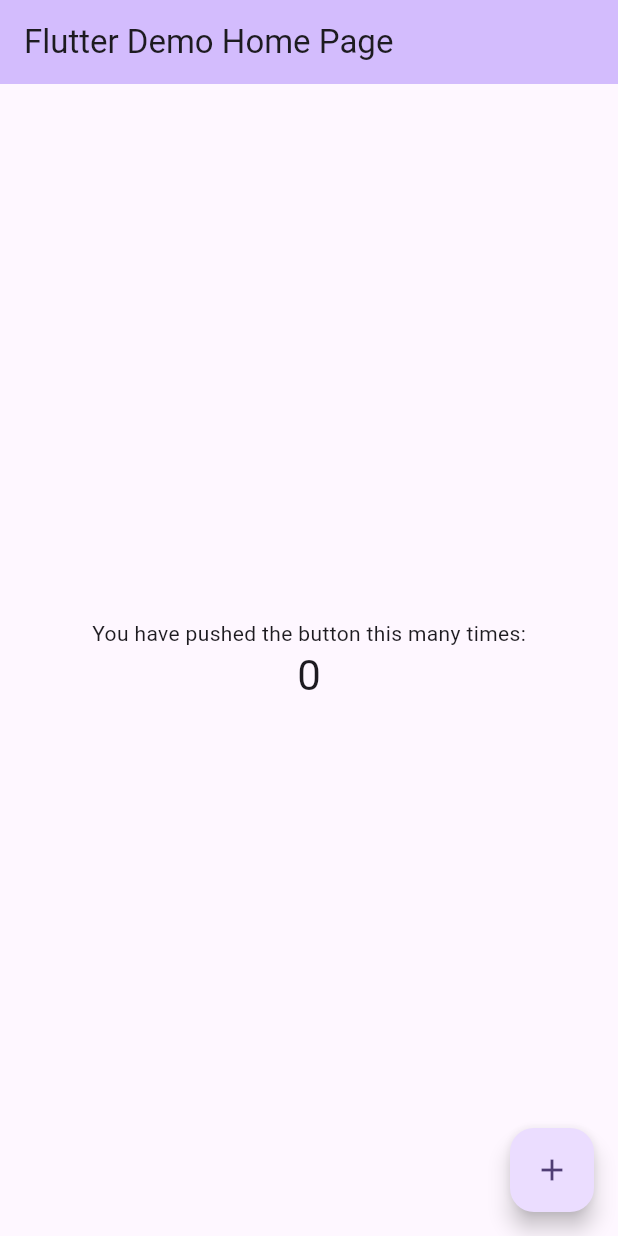
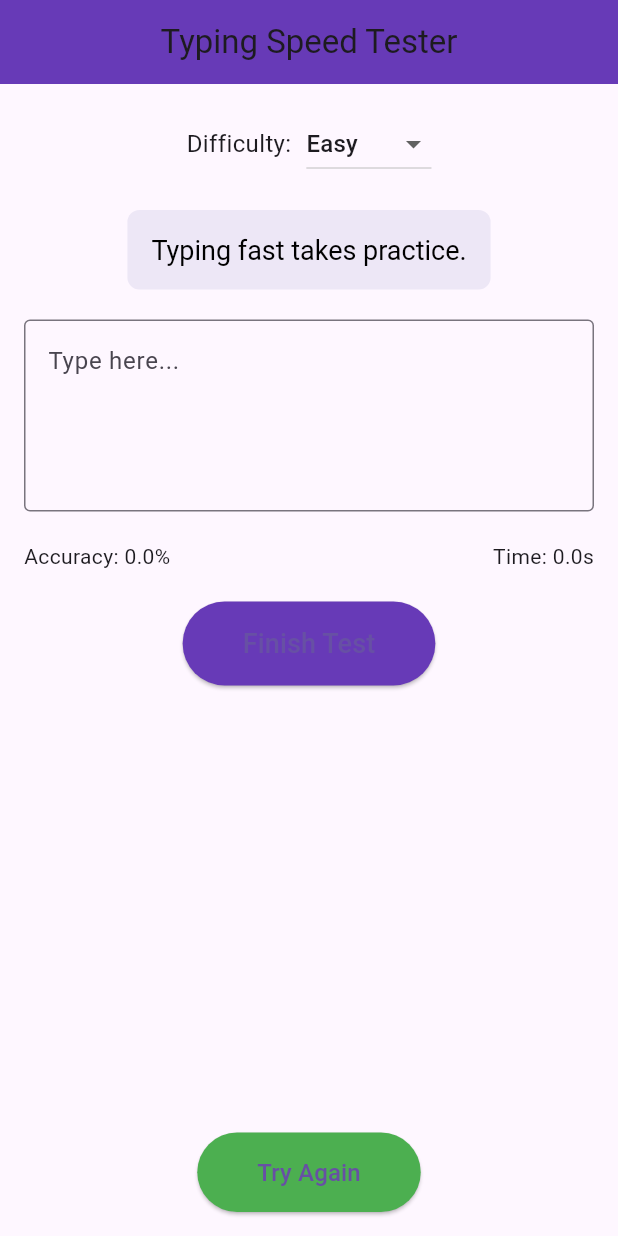
Before and after one commit to Ahmad-Elhajj-04/keyboard_typing_speed, a Flutter app: the screen it shows after launch, on a phone screen of 412 x 824 dp. Run offline on Flutter 3.47's test engine with Material 3 defaults, Android fonts, the phone set to English and light mode, and no system bars.

Commit message:
edit in widget

```diff
--- a/lib/main.dart
+++ b/lib/main.dart
@@ -1,122 +1,316 @@
+import 'dart:async';
+import 'dart:math';
 import 'package:flutter/material.dart';
 
 void main() {
-  runApp(const MyApp());
+  runApp(const TypingSpeedApp());
 }
 
-class MyApp extends StatelessWidget {
-  const MyApp({super.key});
+class TypingSpeedApp extends StatelessWidget {
+  const TypingSpeedApp({super.key});
 
-  // This widget is the root of your application.
   @override
   Widget build(BuildContext context) {
     return MaterialApp(
-      title: 'Flutter Demo',
-      theme: ThemeData(
-        // This is the theme of your application.
-        //
-        // TRY THIS: Try running your application with "flutter run". You'll see
-        // the application has a purple toolbar. Then, without quitting the app,
-        // try changing the seedColor in the colorScheme below to Colors.green
-        // and then invoke "hot reload" (save your changes or press the "hot
-        // reload" button in a Flutter-supported IDE, or press "r" if you used
-        // the command line to start the app).
-        //
-        // Notice that the counter didn't reset back to zero; the application
-        // state is not lost during the reload. To reset the state, use hot
-        // restart instead.
-        //
-        // This works for code too, not just values: Most code changes can be
-        // tested with just a hot reload.
-        colorScheme: ColorScheme.fromSeed(seedColor: Colors.deepPurple),
-      ),
-      home: const MyHomePage(title: 'Flutter Demo Home Page'),
+      debugShowCheckedModeBanner: false,
+      home: TypingTestPage(),
     );
   }
 }
 
-class MyHomePage extends StatefulWidget {
-  const MyHomePage({super.key, required this.title});
+class TypingTestPage extends StatefulWidget {
+  @override
+  State<TypingTestPage> createState() => _TypingTestPageState();
+}
 
-  // This widget is the home page of your application. It is stateful, meaning
-  // that it has a State object (defined below) that contains fields that affect
-  // how it looks.
+class _TypingTestPageState extends State<TypingTestPage> {
+  // Difficulty levels
+  String difficulty = "Easy";
 
-  // This class is the configuration for the state. It holds the values (in this
-  // case the title) provided by the parent (in this case the App widget) and
-  // used by the build method of the State. Fields in a Widget subclass are
-  // always marked "final".
+  final List<String> easySentences = [
+    "Flutter makes apps easy.",
+    "Typing fast takes practice.",
+    "The fox jumps high.",
+  ];
 
-  final String title;
+  final List<String> mediumSentences = [
+    "Programming becomes easier the more you practice it.",
+    "Accuracy is more important than raw speed in typing tests.",
+    "Flutter is a powerful toolkit for mobile development.",
+  ];
+
+  final List<String> hardSentences = [
+    "Consistency and dedication are the foundations of true mastery.",
+    "Typing complex sentences with punctuation requires focus and skill.",
+    "Developers who practice regularly write cleaner and more efficient code.",
+  ];
+
+  late String currentSentence;
+  final TextEditingController controller = TextEditingController();
+
+  Stopwatch stopwatch = Stopwatch();
+  Timer? timer;
+
+  double elapsedSeconds = 0.0;
+  double wpm = 0.0;
+  double accuracy = 0.0;
+  bool showResults = false;
+  String countdownText = "";
 
   @override
-  State<MyHomePage> createState() => _MyHomePageState();
-}
+  void initState() {
+    super.initState();
+    generateNewSentence();
+  }
 
-class _MyHomePageState extends State<MyHomePage> {
-  int _counter = 0;
+  // Pick a random sentence based on difficulty
+  void generateNewSentence() {
+    final random = Random();
 
-  void _incrementCounter() {
+    List<String> selectedList;
+    if (difficulty == "Easy") {
+      selectedList = easySentences;
+    } else if (difficulty == "Medium") {
+      selectedList = mediumSentences;
+    } else {
+      selectedList = hardSentences;
+    }
+
+    currentSentence = selectedList[random.nextInt(selectedList.length)];
+
+    controller.clear();
+    stopwatch.reset();
+    elapsedSeconds = 0.0;
+    wpm = 0;
+    accuracy = 0;
+    showResults = false;
+    countdownText = "";
+
+    setState(() {});
+  }
+
+  // Countdown before typing starts
+  Future<void> startCountdown() async {
+    countdownText = "3";
+    setState(() {});
+    await Future.delayed(const Duration(seconds: 1));
+
+    countdownText = "2";
+    setState(() {});
+    await Future.delayed(const Duration(seconds: 1));
+
+    countdownText = "1";
+    setState(() {});
+    await Future.delayed(const Duration(seconds: 1));
+
+    countdownText = "Go!";
+    setState(() {});
+    await Future.delayed(const Duration(milliseconds: 400));
+
+    countdownText = "";
+    startTimer();
+  }
+
+  void startTimer() {
+    if (!stopwatch.isRunning) {
+      stopwatch.start();
+
+      timer = Timer.periodic(const Duration(milliseconds: 100), (timer) {
+        setState(() {
+          elapsedSeconds = stopwatch.elapsedMilliseconds / 1000;
+
+          // Update accuracy live
+          calculateLiveAccuracy();
+        });
+      });
+    }
+  }
+
+  // Live accuracy calculation as user types
+  void calculateLiveAccuracy() {
+    final typed = controller.text;
+    int correctChars = 0;
+
+    for (int i = 0; i < min(typed.length, currentSentence.length); i++) {
+      if (typed[i] == currentSentence[i]) correctChars++;
+    }
+
+    accuracy = (correctChars / currentSentence.length) * 100;
+  }
+
+  // Finish test automatically when full sentence typed
+  void checkAutoFinish() {
+    if (controller.text.trim() == currentSentence.trim()) {
+      finishTest();
+    }
+  }
+
+  void finishTest() {
+    stopwatch.stop();
+    timer?.cancel();
+
+    final typed = controller.text.trim();
+    final words = typed.split(" ").where((w) => w.isNotEmpty).length;
+    final minutes = elapsedSeconds / 60;
+
+    if (minutes > 0) {
+      wpm = words / minutes;
+    }
+
+    calculateLiveAccuracy();
+
     setState(() {
-      // This call to setState tells the Flutter framework that something has
-      // changed in this State, which causes it to rerun the build method below
-      // so that the display can reflect the updated values. If we changed
-      // _counter without calling setState(), then the build method would not be
-      // called again, and so nothing would appear to happen.
-      _counter++;
+      showResults = true;
     });
+  }
+
+  // Highlight incorrect characters
+  Widget buildHighlightedSentence() {
+    List<TextSpan> spans = [];
+
+    String typed = controller.text;
+
+    for (int i = 0; i < currentSentence.length; i++) {
+      Color color;
+
+      if (i < typed.length) {
+        if (typed[i] == currentSentence[i])
+          color = Colors.green;
+        else
+          color = Colors.red;
+      } else {
+        color = Colors.black;
+      }
+
+      spans.add(TextSpan(
+        text: currentSentence[i],
+        style: TextStyle(fontSize: 18, color: color),
+      ));
+    }
+
+    return RichText(text: TextSpan(children: spans));
   }
 
   @override
   Widget build(BuildContext context) {
-    // This method is rerun every time setState is called, for instance as done
-    // by the _incrementCounter method above.
-    //
-    // The Flutter framework has been optimized to make rerunning build methods
-    // fast, so that you can just rebuild anything that needs updating rather
-    // than having to individually change instances of widgets.
     return Scaffold(
       appBar: AppBar(
-        // TRY THIS: Try changing the color here to a specific color (to
-        // Colors.amber, perhaps?) and trigger a hot reload to see the AppBar
-        // change color while the other colors stay the same.
-        backgroundColor: Theme.of(context).colorScheme.inversePrimary,
-        // Here we take the value from the MyHomePage object that was created by
-        // the App.build method, and use it to set our appbar title.
-        title: Text(widget.title),
+        title: const Text("Typing Speed Tester"),
+        centerTitle: true,
+        backgroundColor: Colors.deepPurple,
       ),
-      body: Center(
-        // Center is a layout widget. It takes a single child and positions it
-        // in the middle of the parent.
+
+      body: Padding(
+        padding: const EdgeInsets.all(16),
         child: Column(
-          // Column is also a layout widget. It takes a list of children and
-          // arranges them vertically. By default, it sizes itself to fit its
-          // children horizontally, and tries to be as tall as its parent.
-          //
-          // Column has various properties to control how it sizes itself and
-          // how it positions its children. Here we use mainAxisAlignment to
-          // center the children vertically; the main axis here is the vertical
-          // axis because Columns are vertical (the cross axis would be
-          // horizontal).
-          //
-          // TRY THIS: Invoke "debug painting" (choose the "Toggle Debug Paint"
-          // action in the IDE, or press "p" in the console), to see the
-          // wireframe for each widget.
-          mainAxisAlignment: MainAxisAlignment.center,
-          children: <Widget>[
-            const Text('You have pushed the button this many times:'),
-            Text(
-              '$_counter',
-              style: Theme.of(context).textTheme.headlineMedium,
+          children: [
+            // Difficulty Selector
+            Row(
+              mainAxisAlignment: MainAxisAlignment.center,
+              children: [
+                const Text("Difficulty:", style: TextStyle(fontSize: 16)),
+                const SizedBox(width: 10),
+                DropdownButton(
+                  value: difficulty,
+                  items: ["Easy", "Medium", "Hard"]
+                      .map((e) => DropdownMenuItem(value: e, child: Text(e)))
+                      .toList(),
+                  onChanged: (value) {
+                    difficulty = value!;
+                    generateNewSentence();
+                  },
+                ),
+              ],
+            ),
+
+            const SizedBox(height: 20),
+
+            // Highlighted Sentence
+            Container(
+              padding: const EdgeInsets.all(16),
+              decoration: BoxDecoration(
+                color: Colors.deepPurple.shade50,
+                borderRadius: BorderRadius.circular(8),
+              ),
+              child: buildHighlightedSentence(),
+            ),
+
+            const SizedBox(height: 20),
+
+            // Countdown text
+            if (countdownText.isNotEmpty)
+              Text(
+                countdownText,
+                style: const TextStyle(fontSize: 40, fontWeight: FontWeight.bold),
+              ),
+
+            // Typing Box
+            TextField(
+              controller: controller,
+              maxLines: 4,
+              autocorrect: false,
+              onChanged: (value) {
+                if (value.length == 1) {
+                  startCountdown();
+                }
+                calculateLiveAccuracy();
+                checkAutoFinish();
+              },
+              decoration: InputDecoration(
+                border: OutlineInputBorder(),
+                hintText: "Type here...",
+              ),
+            ),
+
+            const SizedBox(height: 20),
+
+            // Live Stats
+            Row(
+              mainAxisAlignment: MainAxisAlignment.spaceBetween,
+              children: [
+                Text("Accuracy: ${accuracy.toStringAsFixed(1)}%"),
+                Text("Time: ${elapsedSeconds.toStringAsFixed(1)}s"),
+              ],
+            ),
+
+            const SizedBox(height: 20),
+
+            // Finish Button
+            ElevatedButton(
+              onPressed: finishTest,
+              style: ElevatedButton.styleFrom(
+                backgroundColor: Colors.deepPurple,
+                padding: const EdgeInsets.symmetric(horizontal: 40, vertical: 15),
+              ),
+              child: const Text("Finish Test", style: TextStyle(fontSize: 18)),
+            ),
+
+            const SizedBox(height: 20),
+
+            // Final Results
+            if (showResults) ...[
+              Text("WPM: ${wpm.toStringAsFixed(1)}",
+                  style: const TextStyle(fontSize: 18)),
+              Text("Accuracy: ${accuracy.toStringAsFixed(1)}%",
+                  style: const TextStyle(fontSize: 18)),
+              Text("Time: ${elapsedSeconds.toStringAsFixed(1)}s",
+                  style: const TextStyle(fontSize: 18)),
+            ],
+
+            const Spacer(),
+
+            // Try Again Button
+            ElevatedButton(
+              onPressed: generateNewSentence,
+              style: ElevatedButton.styleFrom(
+                backgroundColor: Colors.green,
+                padding: const EdgeInsets.symmetric(horizontal: 40, vertical: 15),
+              ),
+              child: const Text("Try Again", style: TextStyle(fontSize: 16)),
             ),
           ],
         ),
       ),
-      floatingActionButton: FloatingActionButton(
-        onPressed: _incrementCounter,
-        tooltip: 'Increment',
-        child: const Icon(Icons.add),
-      ), // This trailing comma makes auto-formatting nicer for build methods.
     );
   }
 }
--- a/pubspec.yaml
+++ b/pubspec.yaml
@@ -19,7 +19,7 @@ publish_to: 'none' # Remove this line if you wish to publish to pub.dev
 version: 1.0.0+1
 
 environment:
-  sdk: ^3.9.2
+  sdk: '>=3.2.3 <4.0.0'
 
 # Dependencies specify other packages that your package needs in order to work.
 # To automatically upgrade your package dependencies to the latest versions
@@ -44,7 +44,7 @@ dev_dependencies:
   # activated in the `analysis_options.yaml` file located at the root of your
   # package. See that file for information about deactivating specific lint
   # rules and activating additional ones.
-  flutter_lints: ^5.0.0
+  flutter_lints: ^3.0.0
 
 # For information on the generic Dart part of this file, see the
 # following page: https://dart.dev/tools/pub/pubspec
@@ -81,7 +81,7 @@ flutter:
   #         style: italic
   #   - family: Trajan Pro
   #     fonts:
-  #       - asset: fonts/TrajanPro.ttf
+  -       - asset: fonts/TrajanPro.ttf
   #       - asset: fonts/TrajanPro_Bold.ttf
   #         weight: 700
   #
```
